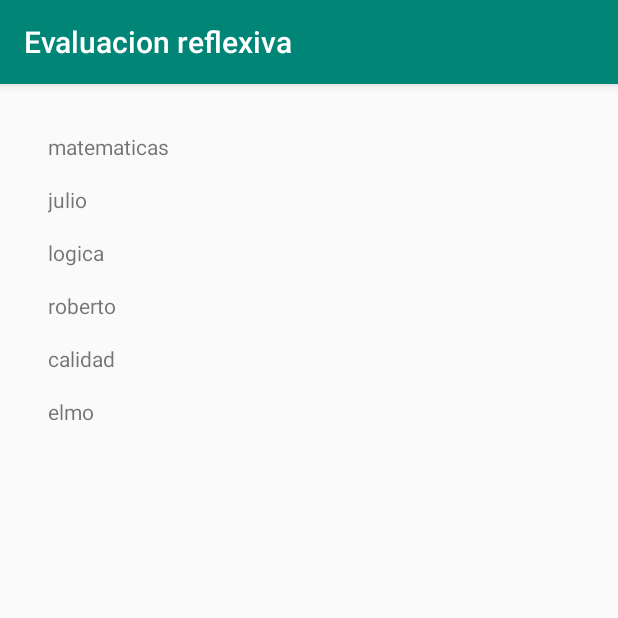
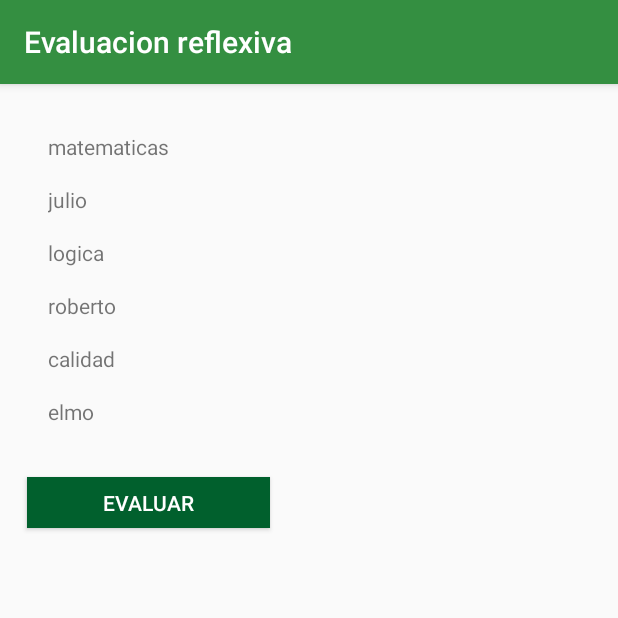
Before and after one commit to doly0911/evaDoc_mobile, an Android app: the fragment HomeFragment shown on its own in the app's theme, on a phone screen of 412 x 824 dp, the top half of it. Run offline under Robolectric (Android 15) with nearby library versions, the phone set to English and light mode, and no system bars.

Commit message:
imagen y colores institucionales, mostrar AlertDialog

```diff
--- a/app/src/main/AndroidManifest.xml
+++ b/app/src/main/AndroidManifest.xml
@@ -13,7 +13,8 @@
             android:name=".NavBarActivity"
             android:label="@string/title_activity_nav_bar"
             android:theme="@style/AppTheme.NoActionBar"></activity>
-        <activity android:name=".MainActivity">
+        <activity android:name=".MainActivity"
+            android:theme="@style/AppTheme.NoActionBar">
             <intent-filter>
                 <action android:name="android.intent.action.MAIN" />
 
--- a/app/src/main/java/com/saludpublica/evred/MainActivity.kt
+++ b/app/src/main/java/com/saludpublica/evred/MainActivity.kt
@@ -1,10 +1,13 @@
 package com.saludpublica.evred
 
 import android.content.Context
+import android.content.DialogInterface
 import android.content.Intent
 import android.content.SharedPreferences
 import android.os.Bundle
+import android.widget.Button
 import android.widget.Toast
+import androidx.appcompat.app.AlertDialog
 import androidx.appcompat.app.AppCompatActivity
 import com.saludpublica.evred.login.Model.UserModel
 import com.saludpublica.evred.login.Presenter.ILoginPresenter
@@ -12,12 +15,11 @@ import com.saludpublica.evred.login.Presenter.LoginPresenter
 import com.saludpublica.evred.login.View.ILoginView
 import es.dmoral.toasty.Toasty
 import kotlinx.android.synthetic.main.activity_login.*
+import kotlinx.android.synthetic.main.fragment_home.*
 
 
 class MainActivity : AppCompatActivity(), ILoginView {
     lateinit var editor: SharedPreferences.Editor
-
-
 
     override fun onLoginError(message: String) {
         Toasty.error(this, message, Toast.LENGTH_LONG).show()
--- a/app/src/main/java/com/saludpublica/evred/login/Data/UserData.kt
+++ b/app/src/main/java/com/saludpublica/evred/login/Data/UserData.kt
@@ -12,7 +12,7 @@ class UserData: IUserData
             return UserModel("eduardo.velasquezv@udea.edu.co", "123456789", "eduardo velasquez","estudiante")
         }
         if(email=="docente@udea.edu.co"){
-            return UserModel("docente@udea.edu.co","123456789","docente #1","docente")
+            return UserModel("docente@udea.edu.co","123","docente #1","docente")
         }
         if (email=="compromiso@udea.edu.co"){
             return UserModel("compromiso@udea.edu.co","123456789","compromiso#1","compromiso")
--- a/app/src/main/res/layout/fragment_encuesta_actitud_del_docente.xml
+++ b/app/src/main/res/layout/fragment_encuesta_actitud_del_docente.xml
@@ -261,6 +261,7 @@
 
     <Button
         android:id="@+id/siguiente"
+        style="@style/boton"
         android:layout_width="wrap_content"
         android:layout_height="wrap_content"
         android:layout_alignParentRight="true"
--- a/app/src/main/res/layout/fragment_encuesta_actitud_del_estudiante.xml
+++ b/app/src/main/res/layout/fragment_encuesta_actitud_del_estudiante.xml
@@ -401,6 +401,7 @@
 
             <Button
                 android:id="@+id/siguiente"
+                style="@style/boton"
                 android:layout_width="wrap_content"
                 android:layout_height="wrap_content"
                 android:layout_below="@id/respuesta28"
--- a/app/src/main/res/layout/fragment_encuesta_aspectos_generales_del_curso.xml
+++ b/app/src/main/res/layout/fragment_encuesta_aspectos_generales_del_curso.xml
@@ -243,6 +243,7 @@
 
     <Button
         android:id="@+id/siguiente"
+        style="@style/boton"
         android:layout_width="wrap_content"
         android:layout_height="wrap_content"
         android:layout_alignParentRight="true"
--- a/app/src/main/res/layout/fragment_encuesta_aspectos_metodologicos.xml
+++ b/app/src/main/res/layout/fragment_encuesta_aspectos_metodologicos.xml
@@ -788,6 +788,7 @@
 
             <Button
                 android:id="@+id/siguiente"
+                style="@style/boton"
                 android:layout_width="wrap_content"
                 android:layout_height="wrap_content"
                 android:layout_below="@id/respuesta11"
--- a/app/src/main/res/layout/fragment_encuesta_compromiso.xml
+++ b/app/src/main/res/layout/fragment_encuesta_compromiso.xml
@@ -36,6 +36,7 @@
 
         <Button
             android:id="@+id/terminar"
+            style="@style/boton"
             android:layout_width="wrap_content"
             android:layout_height="wrap_content"
             android:layout_alignParentRight="true"
--- a/app/src/main/res/layout/fragment_encuesta_docente.xml
+++ b/app/src/main/res/layout/fragment_encuesta_docente.xml
@@ -102,6 +102,7 @@
 
     <Button
         android:id="@+id/siguiente"
+        style="@style/boton"
         android:layout_width="wrap_content"
         android:layout_height="wrap_content"
         android:layout_alignParentRight="true"
--- a/app/src/main/res/layout/fragment_encuesta_evaluacion.xml
+++ b/app/src/main/res/layout/fragment_encuesta_evaluacion.xml
@@ -368,6 +368,7 @@
 
             <Button
                 android:id="@+id/siguiente"
+                style="@style/boton"
                 android:layout_width="wrap_content"
                 android:layout_height="wrap_content"
                 android:layout_below="@id/respuesta17"
--- a/app/src/main/res/layout/fragment_encuesta_objetivos_y_contenidos.xml
+++ b/app/src/main/res/layout/fragment_encuesta_objetivos_y_contenidos.xml
@@ -231,6 +231,7 @@
 
     <Button
         android:id="@+id/siguiente"
+        style="@style/boton"
         android:layout_width="wrap_content"
         android:layout_height="wrap_content"
         android:layout_alignParentRight="true"
--- a/app/src/main/res/layout/fragment_encuesta_observaciones_y_concluciones.xml
+++ b/app/src/main/res/layout/fragment_encuesta_observaciones_y_concluciones.xml
@@ -35,6 +35,7 @@
 
     <Button
         android:id="@+id/finalizar"
+        style="@style/boton"
         android:layout_width="wrap_content"
         android:layout_height="wrap_content"
         android:layout_alignParentRight="true"
--- a/app/src/main/res/layout/fragment_home.xml
+++ b/app/src/main/res/layout/fragment_home.xml
@@ -18,4 +18,16 @@
         app:layout_constraintEnd_toEndOf="parent"
         app:layout_constraintStart_toStartOf="parent"
         app:layout_constraintTop_toTopOf="parent" />
+
+    <Button
+        android:id="@+id/btn_showAlertDialog"
+        style="@style/boton"
+        android:layout_width="162dp"
+        android:layout_height="34dp"
+        android:layout_marginEnd="232dp"
+        android:layout_marginRight="232dp"
+        android:layout_marginBottom="472dp"
+        android:text="Evaluar"
+        app:layout_constraintBottom_toBottomOf="parent"
+        app:layout_constraintEnd_toEndOf="parent" />
 </androidx.constraintlayout.widget.ConstraintLayout>
--- a/app/src/main/res/values/colors.xml
+++ b/app/src/main/res/values/colors.xml
@@ -1,6 +1,6 @@
 <?xml version="1.0" encoding="utf-8"?>
 <resources>
-    <color name="colorPrimary">#008577</color>
-    <color name="colorPrimaryDark">#00574B</color>
-    <color name="colorAccent">#D81B60</color>
+    <color name="colorPrimary">#348F41</color>
+    <color name="colorPrimaryDark">#01602D</color>
+    <color name="colorAccent">#01602D</color>
 </resources>
--- a/app/src/main/res/values/styles.xml
+++ b/app/src/main/res/values/styles.xml
@@ -42,4 +42,9 @@
         <item name="android:layout_marginRight">16dp</item>
         <item name="android:gravity">center</item>
     </style>
+
+    <style name="boton">
+        <item name="android:background">@color/colorAccent</item>
+        <item name="android:textColor">#FFFFFF</item>
+    </style>
 </resources>
```
Also changed, not shown: app/src/main/java/com/saludpublica/evred/ui/Home/HomeFragment.kt (+28 -0 lines), app/src/main/res/layout/activity_login.xml (+10 -1 lines), app/src/main/res/drawable/udeafnsp.png (added).
